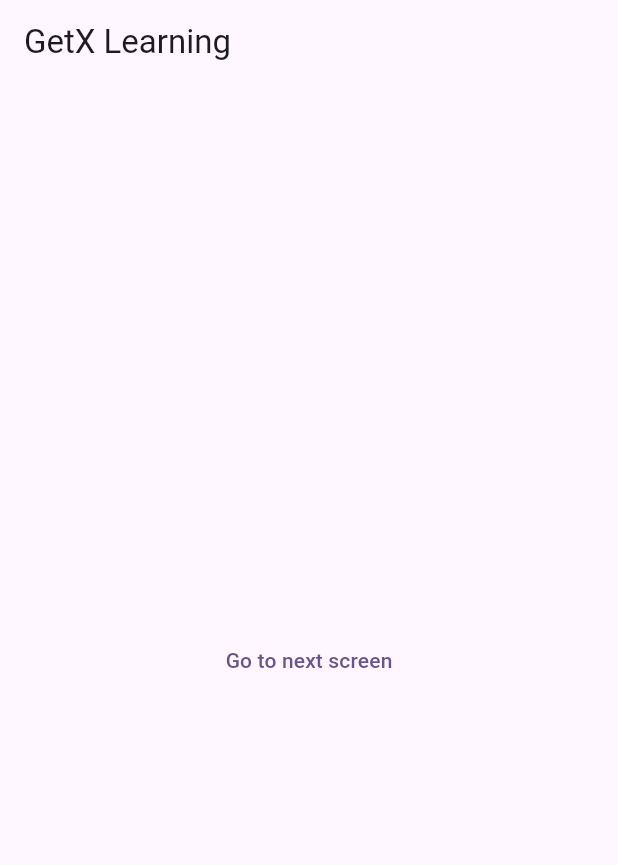
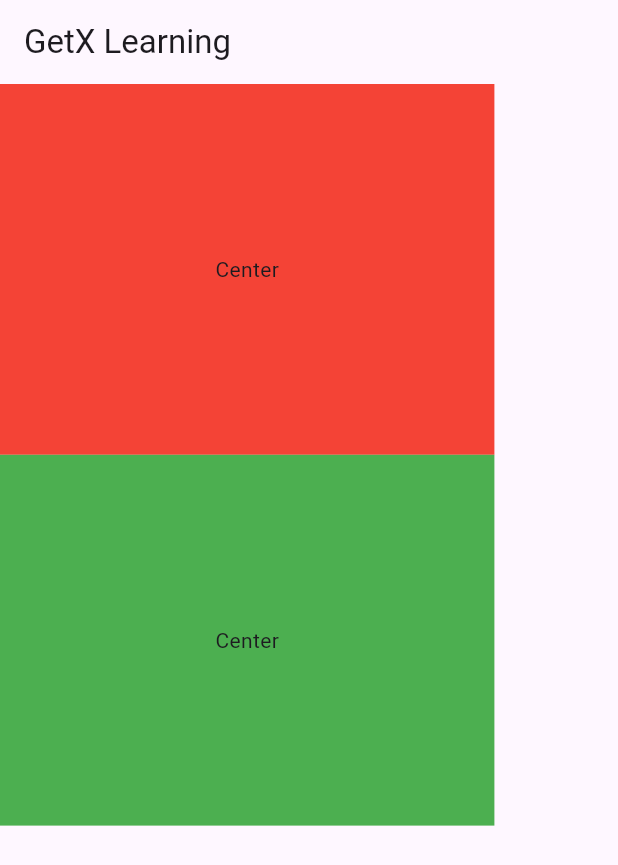
Before and after one commit to ammarabid29/Flutter-GetX, a Flutter app: the screen it shows after launch, on a phone screen of 412 x 824 dp. Shown: the top 865 px of the screen. Run offline on Flutter 3.47's test engine with Material 3 defaults, Android fonts, the phone set to English and light mode, and no system bars; our stand-ins replace get.

Commit message:
height & width GetX

```diff
--- a/lib/home_screen.dart
+++ b/lib/home_screen.dart
@@ -16,16 +16,21 @@ class _HomeScreenState extends State<HomeScreen> {
         title: const Text("GetX Learning"),
       ),
       body: Column(
-        mainAxisAlignment: MainAxisAlignment.center,
-        crossAxisAlignment: CrossAxisAlignment.center,
         children: [
-          Center(
-            child: TextButton(
-              onPressed: () {
-                // Get.to(() => const ScreenOne(name: "Ammar"));
-                Get.toNamed("/screenOne", arguments: ["Ammar", "Hello"]);
-              },
-              child: const Text("Go to next screen"),
+          Container(
+            height: Get.height * 0.3,
+            width: Get.width * 0.8,
+            color: Colors.red,
+            child: const Center(
+              child: Text("Center"),
+            ),
+          ),
+          Container(
+            height: Get.height * 0.3,
+            width: Get.width * 0.8,
+            color: Colors.green,
+            child: const Center(
+              child: Text("Center"),
             ),
           ),
         ],
--- a/lib/main.dart
+++ b/lib/main.dart
@@ -1,6 +1,4 @@
 import 'package:flutter/material.dart';
-import 'package:flutter_getx/screen_one.dart';
-import 'package:flutter_getx/screen_two.dart';
 import 'package:get/get.dart';
 
 import 'package:flutter_getx/home_screen.dart';
@@ -21,11 +19,6 @@ class MyApp extends StatelessWidget {
         useMaterial3: true,
       ),
       home: const HomeScreen(),
-      getPages: [
-        GetPage(name: "/", page: () => const HomeScreen()),
-        GetPage(name: "/screenOne", page: () => ScreenOne()),
-        GetPage(name: "/screenTwo", page: () => const ScreenTwo()),
-      ],
     );
   }
 }
```
Also changed, not shown: lib/screen_one.dart (deleted, +0 -36 lines), lib/screen_two.dart (deleted, +0 -35 lines).
